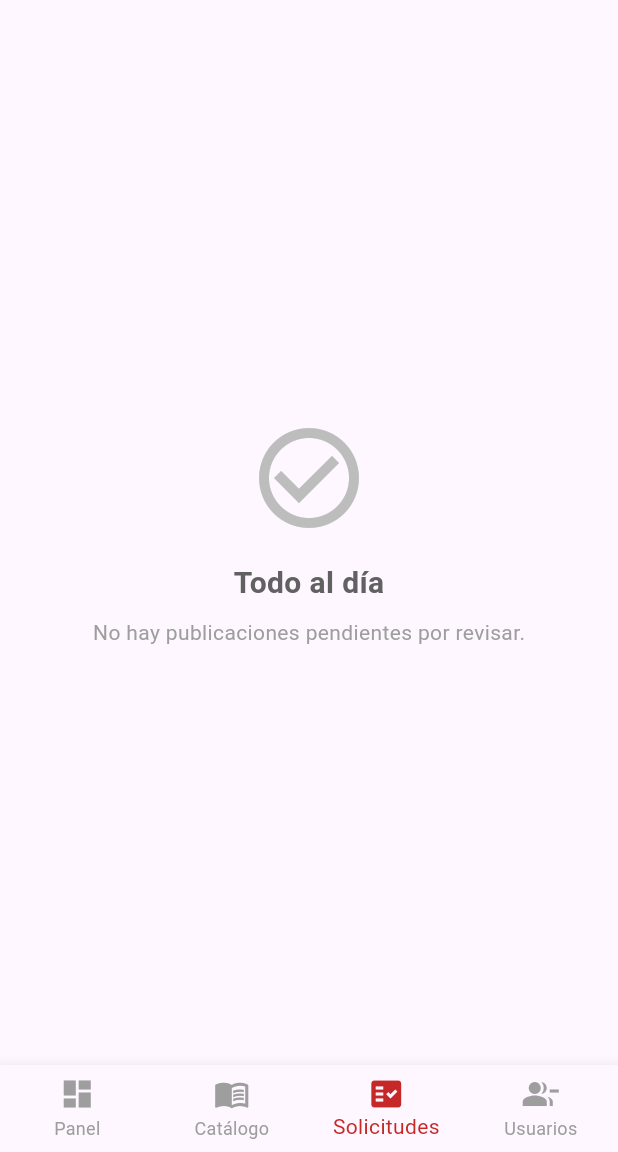
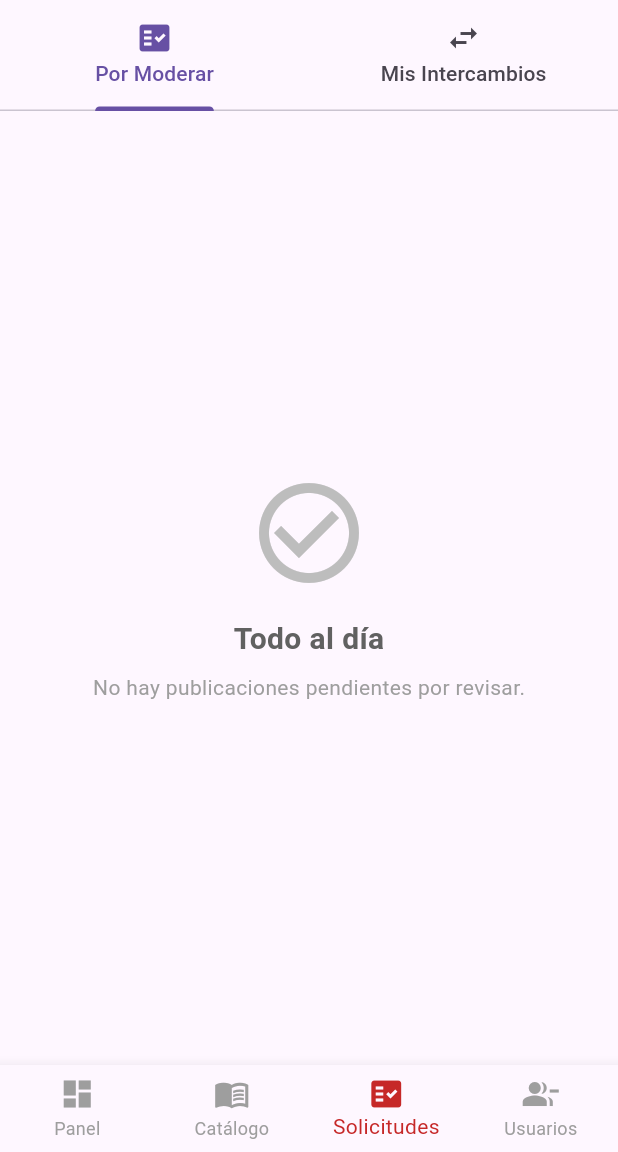
Before and after one commit to lbpm2004/BookMet, a Flutter app: the AdminScreen screen opened directly, item 3 of the bottom bar chosen, on a phone screen of 412 x 824 dp, the part 84-1236 px from its top. Run offline on Flutter 3.47's test engine with Material 3 defaults, Android fonts, the light colour scheme and no system bars; our stand-ins replace cloud_firestore, firebase_auth, firebase_core, firebase_storage, image_picker, supabase_flutter; accounts and stored records are empty.

Commit message:
Añadida ventana de solicitudes para el usuario administrador

```diff
--- a/lib/screens/admin_screen.dart
+++ b/lib/screens/admin_screen.dart
@@ -5,6 +5,7 @@ import '../services/auth_service.dart';
 import 'catalogo_screen.dart';
 import 'perfil_screen.dart';
 import 'gestionar_baneos_screen.dart'; // <-- ¡IMPORTAMOS LA PANTALLA DE BANEOS!
+import 'mis_solicitudes_screen.dart'; // Para reutilizar la lógica de transacciones
 
 class AdminScreen extends StatefulWidget {
   const AdminScreen({Key? key}) : super(key: key);
@@ -84,8 +85,31 @@ class _AdminScreenState extends State<AdminScreen> {
     );
   }
 
+  Widget _construirVentanaSolicitudes() {
+    return DefaultTabController(
+      length: 2,
+      child: Column(
+        children: [
+          const TabBar(tabs: [
+            Tab(icon: Icon(Icons.fact_check), text: 'Por Moderar'),
+            Tab(icon: Icon(Icons.swap_horiz), text: 'Mis Intercambios')
+          ],
+          ),
+          Expanded(child: TabBarView(children: [
+            // VISTA 1: La lógica actual de moderación de publicaciones
+            _construirListaModeracion(),
+
+            // VISTA 2: La pantalla de transacciones personales
+            const MisSolicitudesScreen()
+          ]))
+        ],
+      )
+      );
+  }
+
+
   // --- AQUÍ ESTÁ EL CAMBIO PRINCIPAL ---
-  Widget _construirGestionSolicitudes() {
+  Widget _construirListaModeracion() {
     return StreamBuilder<QuerySnapshot>(
       // ¡IMPORTANTE!: Buscamos en 'publicaciones' con estado 'Pendiente'
       stream: FirebaseFirestore.instance
@@ -193,7 +217,7 @@ class _AdminScreenState extends State<AdminScreen> {
     switch (_indiceSeleccionado) {
       case 0: return _construirVistaInicio();
       case 1: return const CatalogoScreen();
-      case 2: return _construirGestionSolicitudes();
+      case 2: return _construirVentanaSolicitudes();
       case 3: return _construirGestionUsuarios();
       default: return _construirVistaInicio();
     }
```
Also changed, not shown: firebase.json, lib/firebase_options.dart, 1 other file.
